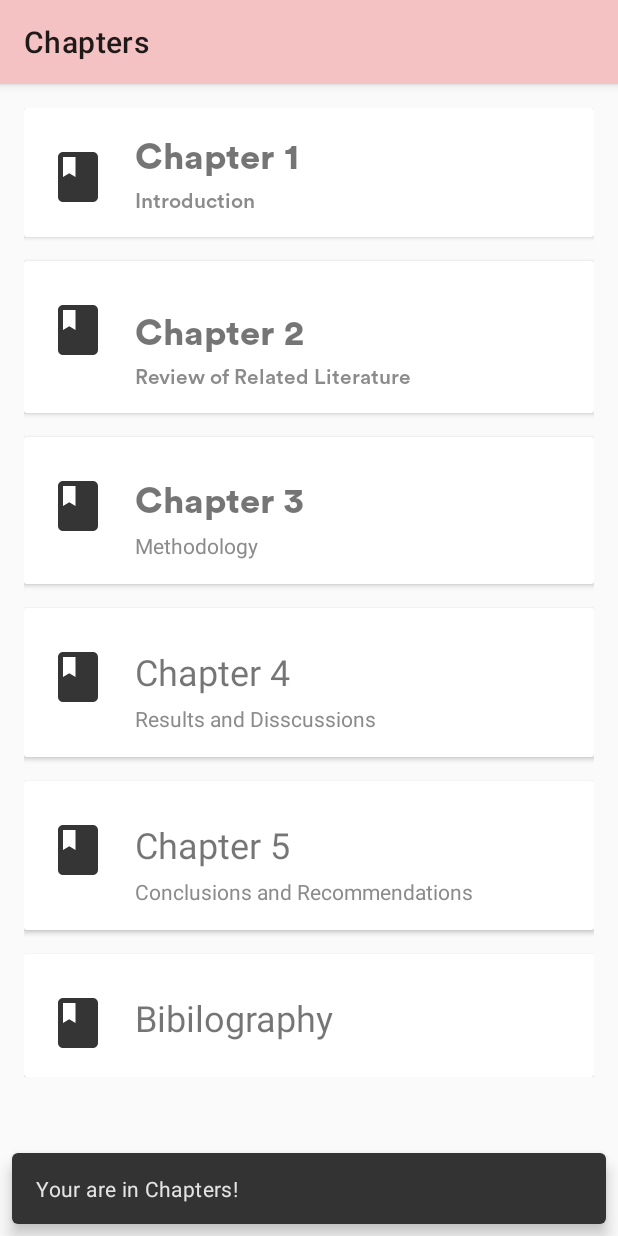
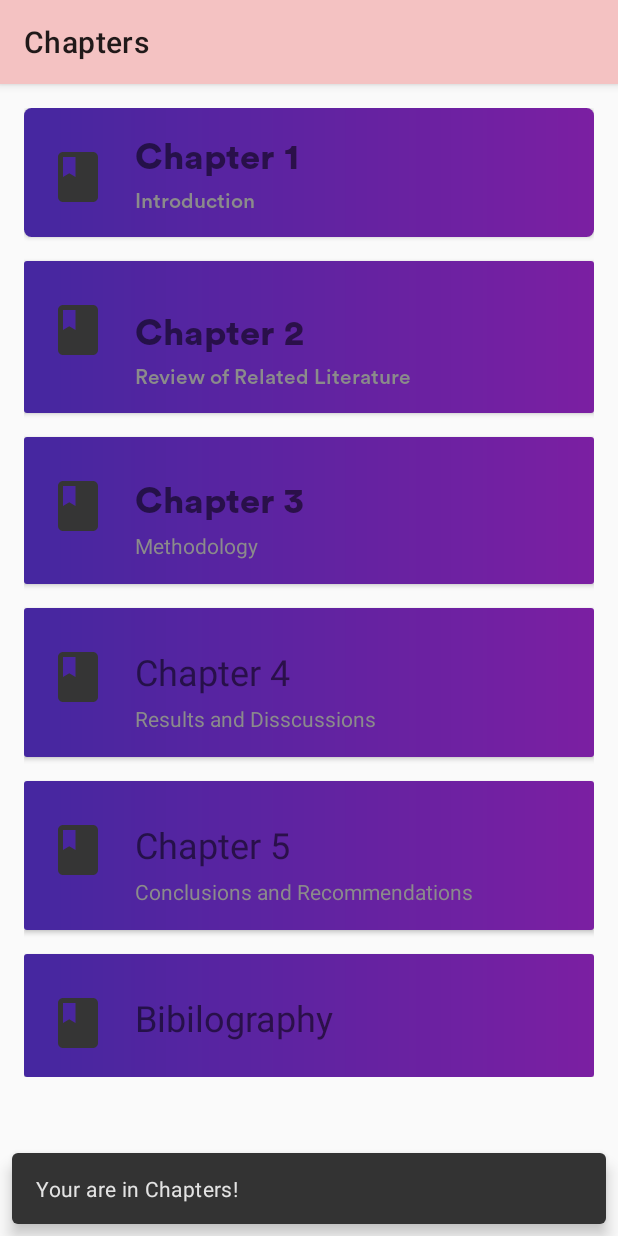
Before and after one commit to stanlo-icnhs/ResearchGo, an Android app: the chapters screen opened directly, with no data from a screen before it, on a phone screen of 412 x 824 dp. Run offline under Robolectric (Android 15) with nearby library versions, the phone set to English and light mode, and no system bars.

Commit message:
Chapter's Page colorized

```diff
--- a/app/src/main/res/layout-land/activity_chapters.xml
+++ b/app/src/main/res/layout-land/activity_chapters.xml
@@ -18,7 +18,7 @@
         android:layout_height="wrap_content">
 
         <androidx.cardview.widget.CardView
-            android:id="@+id/chapters"
+            android:id="@+id/sample1"
             android:layout_width="match_parent"
             android:layout_height="wrap_content">
 
@@ -61,7 +61,7 @@
         </androidx.cardview.widget.CardView>
 
         <androidx.cardview.widget.CardView
-            android:id="@+id/quizzes"
+            android:id="@+id/chapter2"
             android:layout_width="match_parent"
             android:layout_height="wrap_content"
             android:layout_marginTop="16dp">
@@ -107,7 +107,7 @@
         </androidx.cardview.widget.CardView>
 
         <androidx.cardview.widget.CardView
-            android:id="@+id/sample"
+            android:id="@+id/chapter3"
             android:layout_width="match_parent"
             android:layout_height="wrap_content"
             android:layout_marginTop="16dp">
--- a/app/src/main/res/layout/activity_chapters.xml
+++ b/app/src/main/res/layout/activity_chapters.xml
@@ -1,5 +1,6 @@
 <?xml version="1.0" encoding="utf-8"?>
 <ScrollView xmlns:android="http://schemas.android.com/apk/res/android"
+    xmlns:app="http://schemas.android.com/apk/res-auto"
     xmlns:tools="http://schemas.android.com/tools"
     android:layout_width="match_parent"
     android:layout_height="match_parent"
@@ -18,15 +19,16 @@
         android:layout_height="wrap_content">
 
         <androidx.cardview.widget.CardView
-            android:id="@+id/chapters"
+            android:id="@+id/sample1"
+            android:layout_width="match_parent"
+            android:layout_height="wrap_content"
             android:foreground="?android:attr/selectableItemBackground"
-            android:layout_width="match_parent"
-            android:layout_height="wrap_content">
+            app:cardCornerRadius="5dp">
 
             <RelativeLayout
                 android:layout_width="match_parent"
                 android:layout_height="wrap_content"
-                android:background="?attr/cardbackground"
+                android:background="@drawable/chapters_gradient_purple"
                 android:elevation="4dp"
                 android:padding="16dp">
 
@@ -45,10 +47,11 @@
                     android:layout_height="wrap_content"
                     android:layout_alignParentTop="true"
                     android:layout_toRightOf="@+id/cardview_image4"
+                    android:fontFamily="@font/circular_std_black"
                     android:paddingBottom="5dp"
-                    android:fontFamily="@font/circular_std_black"
                     android:text="Chapter 1 "
                     android:textSize="24sp" />
+
                 <TextView
                     android:id="@+id/short_description11"
                     android:layout_width="wrap_content"
@@ -64,7 +67,7 @@
         </androidx.cardview.widget.CardView>
 
         <androidx.cardview.widget.CardView
-            android:id="@+id/quizzes"
+            android:id="@+id/chapter2"
             android:layout_width="match_parent"
             android:layout_height="wrap_content"
             android:layout_marginTop="16dp">
@@ -72,7 +75,7 @@
             <RelativeLayout
                 android:layout_width="match_parent"
                 android:layout_height="wrap_content"
-                android:background="?attr/cardbackground"
+                android:background="@drawable/chapters_gradient_purple"
                 android:elevation="4dp"
                 android:padding="16dp">
 
@@ -112,7 +115,7 @@
         </androidx.cardview.widget.CardView>
 
         <androidx.cardview.widget.CardView
-            android:id="@+id/sample"
+            android:id="@+id/chapter3"
             android:layout_width="match_parent"
             android:layout_height="wrap_content"
             android:layout_marginTop="16dp">
@@ -120,7 +123,7 @@
             <RelativeLayout
                 android:layout_width="match_parent"
                 android:layout_height="wrap_content"
-                android:background="?attr/cardbackground"
+                android:background="@drawable/chapters_gradient_purple"
                 android:elevation="4dp"
                 android:padding="16dp">
 
@@ -167,7 +170,7 @@
             <RelativeLayout
                 android:layout_width="match_parent"
                 android:layout_height="wrap_content"
-                android:background="?attr/cardbackground"
+                android:background="@drawable/chapters_gradient_purple"
                 android:elevation="4dp"
                 android:padding="16dp">
 
@@ -213,7 +216,7 @@
             <RelativeLayout
                 android:layout_width="match_parent"
                 android:layout_height="wrap_content"
-                android:background="?attr/cardbackground"
+                android:background="@drawable/chapters_gradient_purple"
                 android:elevation="4dp"
                 android:padding="16dp">
 
@@ -259,7 +262,7 @@
             <RelativeLayout
                 android:layout_width="match_parent"
                 android:layout_height="wrap_content"
-                android:background="?attr/cardbackground"
+                android:background="@drawable/chapters_gradient_purple"
                 android:elevation="4dp"
                 android:padding="16dp">
 
```
Also changed, not shown: app/src/main/res/layout-land/activity_main.xml (+181 -21 lines), app/src/main/res/layout/activity_main.xml (+18 -11 lines).
